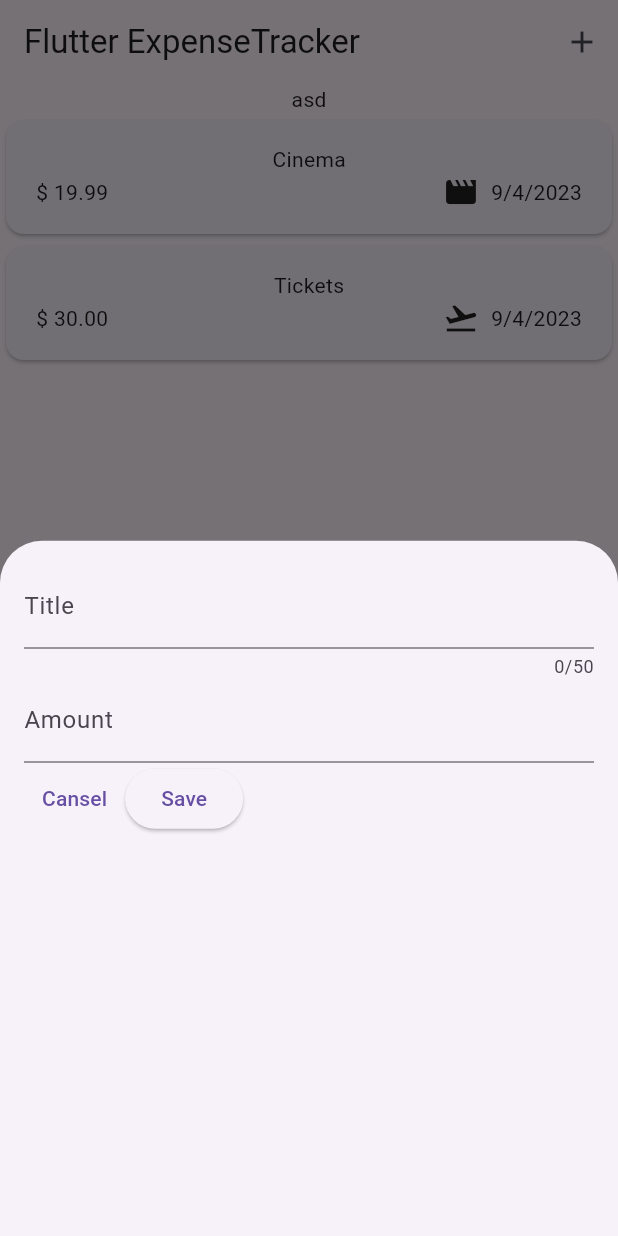
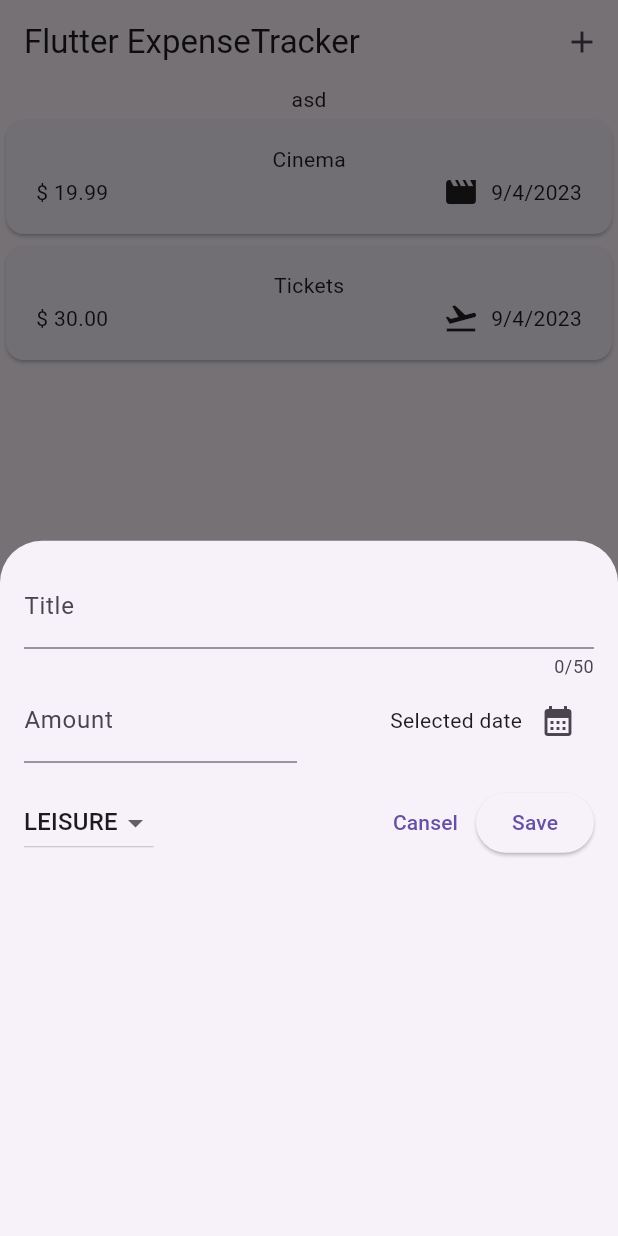
Before and after one commit to Fserlut/flutter_expense_tracker, a Flutter app: the screen it shows after launch, after a tap on the "add" icon, on a phone screen of 412 x 824 dp. Run offline on Flutter 3.47's test engine with Material 2 defaults, Android fonts, the phone set to English and light mode, and no system bars.

Commit message:
save new expense

```diff
--- a/lib/widgets/create_nex_expense.dart
+++ b/lib/widgets/create_nex_expense.dart
@@ -1,7 +1,10 @@
+import 'package:expense_tracker_app/models/expense.dart';
 import 'package:flutter/material.dart';
 
 class CreateNewExpense extends StatefulWidget {
-  const CreateNewExpense({super.key});
+  CreateNewExpense(this._addNewExpence, {super.key});
+
+  void Function(Expense) _addNewExpence;
 
   @override
   State<CreateNewExpense> createState() {
@@ -12,6 +15,54 @@ class CreateNewExpense extends StatefulWidget {
 class _CreateNewExpenseState extends State<CreateNewExpense> {
   final _titleController = TextEditingController();
   final _amountController = TextEditingController();
+  Category _selectedCategory = Category.leisure;
+  DateTime? _selectedDate;
+
+  void _openDatePicker() async {
+    final now = DateTime.now();
+    final date = await showDatePicker(
+      context: context,
+      initialDate: now,
+      firstDate: DateTime(now.year - 1, now.month, now.day),
+      lastDate: now,
+    );
+    // Не нравится как это выглядит, но хз можно ли сет стейт делать в промисе?
+    setState(() {
+      _selectedDate = date;
+    });
+  }
+
+  void _saveNewExpense() {
+    final amountDouble = double.tryParse(_amountController.text);
+    final amountIsInvalid = amountDouble == null || amountDouble <= 0;
+    if (_titleController.text.trim().isEmpty ||
+        amountIsInvalid ||
+        _selectedDate == null) {
+      showDialog(
+        context: context,
+        builder: (ctx) => AlertDialog(
+          title: const Text('Invalid input'),
+          content: const Text('Please check amount, title, date and category'),
+          actions: [
+            TextButton(
+              onPressed: () {
+                Navigator.pop(ctx);
+              },
+              child: const Text('Okay'),
+            ),
+          ],
+        ),
+      );
+      return;
+    }
+    widget._addNewExpence(Expense(
+      title: _titleController.text,
+      amount: double.parse(_amountController.text),
+      date: _selectedDate!,
+      category: _selectedCategory,
+    ));
+    Navigator.pop(context);
+  }
 
   @override
   void dispose() {
@@ -31,7 +82,10 @@ class _CreateNewExpenseState extends State<CreateNewExpense> {
             maxLength: 50,
             decoration: const InputDecoration(label: Text('Title')),
           ),
-          TextField(
+          Row(
+            children: [
+              Expanded(
+                child: TextField(
                   controller: _amountController,
                   keyboardType: TextInputType.number,
                   decoration: const InputDecoration(
@@ -39,8 +93,47 @@ class _CreateNewExpenseState extends State<CreateNewExpense> {
                     label: Text('Amount'),
                   ),
                 ),
+              ),
+              const SizedBox(width: 16),
+              Expanded(
+                child: Row(
+                  mainAxisAlignment: MainAxisAlignment.end,
+                  children: [
+                    Text(_selectedDate == null
+                        ? 'Selected date'
+                        : formatter.format(_selectedDate!)),
+                    IconButton(
+                      onPressed: _openDatePicker,
+                      icon: const Icon(Icons.calendar_month),
+                    ),
+                  ],
+                ),
+              ),
+            ],
+          ),
+          const SizedBox(height: 16),
           Row(
             children: [
+              DropdownButton(
+                value: _selectedCategory,
+                items: Category.values
+                    .map(
+                      (e) => DropdownMenuItem(
+                        value: e,
+                        child: Text(
+                          e.name.toUpperCase(),
+                        ),
+                      ),
+                    )
+                    .toList(),
+                onChanged: (v) {
+                  if (v == null) return;
+                  setState(() {
+                    _selectedCategory = v;
+                  });
+                },
+              ),
+              const Spacer(),
               TextButton(
                 onPressed: () {
                   Navigator.pop(context);
@@ -48,10 +141,7 @@ class _CreateNewExpenseState extends State<CreateNewExpense> {
                 child: const Text('Cansel'),
               ),
               ElevatedButton(
-                onPressed: () {
-                  print(_amountController.text);
-                  print(_titleController.text);
-                },
+                onPressed: _saveNewExpense,
                 child: const Text('Save'),
               ),
             ],
--- a/lib/widgets/expenses.dart
+++ b/lib/widgets/expenses.dart
@@ -28,9 +28,17 @@ class _ExpensesState extends State<Expenses> {
     )
   ];
 
+  void _addNewExpence(Expense e) {
+    setState(() {
+      _currenctExpenses.add(e);
+    });
+  }
+
   void _openAddExpenseModal() {
     showModalBottomSheet(
-        context: context, builder: (ctx) => const CreateNewExpense());
+      context: context,
+      builder: (ctx) => CreateNewExpense(_addNewExpence),
+    );
   }
 
   @override
```
Lines whose indentation alone changed are shown as unchanged.
